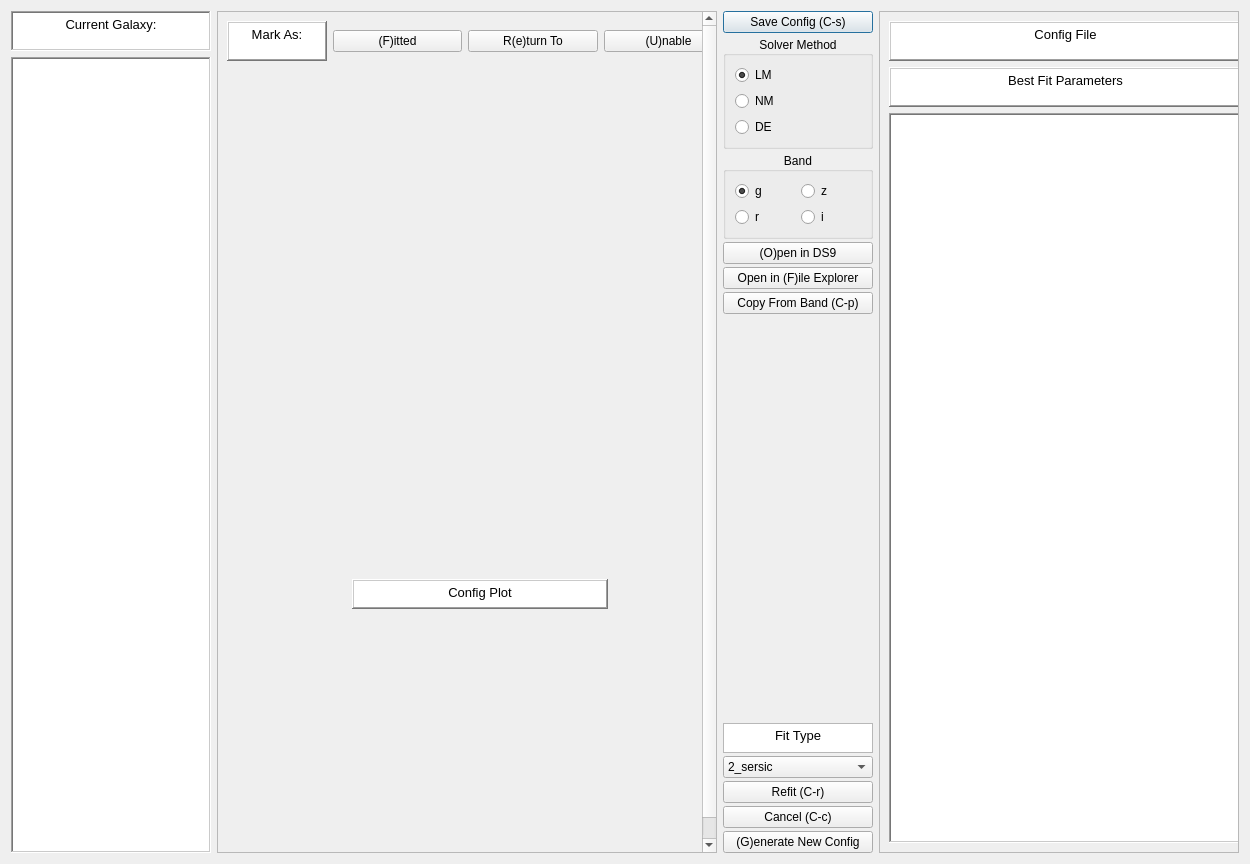
Before: the Qt Designer form GUI/fit_gui.ui in rpsmith4/photometric-decomp-analysis, drawn with Qt 5.
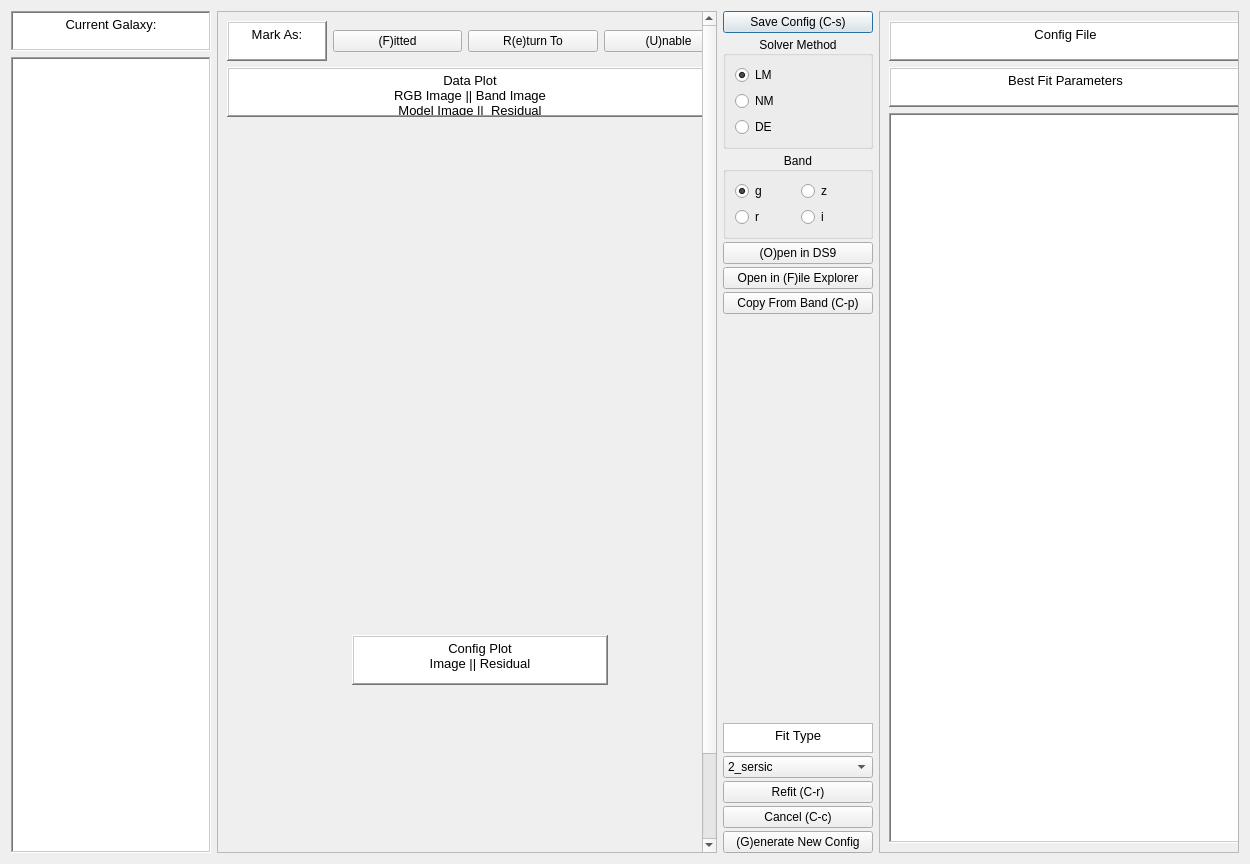
After: the same form once the commit is applied.

Commit message: Added some text above the plots

The edit to the form file:
```diff
--- a/GUI/fit_gui.ui
+++ b/GUI/fit_gui.ui
@@ -6,7 +6,7 @@
    <rect>
     <x>0</x>
     <y>0</y>
-    <width>1244</width>
+    <width>1250</width>
     <height>864</height>
    </rect>
   </property>
@@ -487,8 +487,8 @@
        <rect>
         <x>0</x>
         <y>0</y>
-        <width>522</width>
-        <height>864</height>
+        <width>528</width>
+        <height>946</height>
        </rect>
       </property>
       <layout class="QGridLayout" name="gridLayout_6">
@@ -563,38 +563,38 @@
            </item>
           </layout>
          </item>
+         <item>
+          <widget class="QTextBrowser" name="textBrowser_3">
+           <property name="maximumSize">
+            <size>
+             <width>500</width>
+             <height>50</height>
+            </size>
+           </property>
+           <property name="frameShape">
+            <enum>QFrame::Shape::WinPanel</enum>
+           </property>
+           <property name="frameShadow">
+            <enum>QFrame::Shadow::Raised</enum>
+           </property>
+           <property name="html">
+            <string>&lt;!DOCTYPE HTML PUBLIC &quot;-//W3C//DTD HTML 4.0//EN&quot; &quot;http://www.w3.org/TR/REC-html40/strict.dtd&quot;&gt;
+&lt;html&gt;&lt;head&gt;&lt;meta name=&quot;qrichtext&quot; content=&quot;1&quot; /&gt;&lt;meta charset=&quot;utf-8&quot; /&gt;&lt;style type=&quot;text/css&quot;&gt;
+p, li { white-space: pre-wrap; }
+hr { height: 1px; border-width: 0; }
+li.unchecked::marker { content: &quot;\2610&quot;; }
+li.checked::marker { content: &quot;\2612&quot;; }
+&lt;/style&gt;&lt;/head&gt;&lt;body style=&quot; font-family:'Noto Sans'; font-size:10pt; font-weight:400; font-style:normal;&quot;&gt;
+&lt;p align=&quot;center&quot; style=&quot; margin-top:0px; margin-bottom:0px; margin-left:0px; margin-right:0px; -qt-block-indent:0; text-indent:0px;&quot;&gt;Data Plot&lt;/p&gt;
+&lt;p align=&quot;center&quot; style=&quot; margin-top:0px; margin-bottom:0px; margin-left:0px; margin-right:0px; -qt-block-indent:0; text-indent:0px;&quot;&gt;RGB Image || Band Image&lt;/p&gt;
+&lt;p align=&quot;center&quot; style=&quot; margin-top:0px; margin-bottom:0px; margin-left:0px; margin-right:0px; -qt-block-indent:0; text-indent:0px;&quot;&gt;Model Image ||  Residual&lt;/p&gt;&lt;/body&gt;&lt;/html&gt;</string>
+           </property>
+          </widget>
+         </item>
          <item>
           <layout class="QGridLayout" name="gridLayout_3">
-           <item row="0" column="0">
-            <widget class="QLabel" name="galaxyjpg">
-             <property name="sizePolicy">
-              <sizepolicy hsizetype="Maximum" vsizetype="Maximum">
-               <horstretch>0</horstretch>
-               <verstretch>0</verstretch>
-              </sizepolicy>
-             </property>
-             <property name="minimumSize">
-              <size>
-               <width>250</width>
-               <height>250</height>
-              </size>
-             </property>
-             <property name="maximumSize">
-              <size>
-               <width>250</width>
-               <height>250</height>
-              </size>
-             </property>
-             <property name="text">
-              <string/>
-             </property>
-             <property name="scaledContents">
-              <bool>true</bool>
-             </property>
-            </widget>
-           </item>
            <item row="1" column="0">
-            <widget class="QLabel" name="galmodel">
+            <widget class="QLabel" name="galaxyjpg">
              <property name="sizePolicy">
               <sizepolicy hsizetype="Maximum" vsizetype="Maximum">
                <horstretch>0</horstretch>
@@ -621,7 +621,7 @@
              </property>
             </widget>
            </item>
-           <item row="0" column="1">
+           <item row="1" column="1">
             <widget class="QLabel" name="galimg">
              <property name="sizePolicy">
               <sizepolicy hsizetype="Expanding" vsizetype="Expanding">
@@ -649,7 +649,35 @@
              </property>
             </widget>
            </item>
-           <item row="1" column="1">
+           <item row="2" column="0">
+            <widget class="QLabel" name="galmodel">
+             <property name="sizePolicy">
+              <sizepolicy hsizetype="Maximum" vsizetype="Maximum">
+               <horstretch>0</horstretch>
+               <verstretch>0</verstretch>
+              </sizepolicy>
+             </property>
+             <property name="minimumSize">
+              <size>
+               <width>250</width>
+               <height>250</height>
+              </size>
+             </property>
+             <property name="maximumSize">
+              <size>
+               <width>250</width>
+               <height>250</height>
+              </size>
+             </property>
+             <property name="text">
+              <string/>
+             </property>
+             <property name="scaledContents">
+              <bool>true</bool>
+             </property>
+            </widget>
+           </item>
+           <item row="2" column="1">
             <widget class="QLabel" name="galresid">
              <property name="sizePolicy">
               <sizepolicy hsizetype="Maximum" vsizetype="Maximum">
@@ -684,7 +712,7 @@
            <property name="maximumSize">
             <size>
              <width>500</width>
-             <height>30</height>
+             <height>50</height>
             </size>
            </property>
            <property name="autoFillBackground">
@@ -707,7 +735,8 @@
 li.unchecked::marker { content: &quot;\2610&quot;; }
 li.checked::marker { content: &quot;\2612&quot;; }
 &lt;/style&gt;&lt;/head&gt;&lt;body style=&quot; font-family:'Noto Sans'; font-size:10pt; font-weight:400; font-style:normal;&quot;&gt;
-&lt;p align=&quot;center&quot; style=&quot; margin-top:0px; margin-bottom:0px; margin-left:0px; margin-right:0px; -qt-block-indent:0; text-indent:0px;&quot;&gt;Config Plot&lt;/p&gt;&lt;/body&gt;&lt;/html&gt;</string>
+&lt;p align=&quot;center&quot; style=&quot; margin-top:0px; margin-bottom:0px; margin-left:0px; margin-right:0px; -qt-block-indent:0; text-indent:0px;&quot;&gt;Config Plot&lt;/p&gt;
+&lt;p align=&quot;center&quot; style=&quot; margin-top:0px; margin-bottom:0px; margin-left:0px; margin-right:0px; -qt-block-indent:0; text-indent:0px;&quot;&gt;Image || Residual&lt;/p&gt;&lt;/body&gt;&lt;/html&gt;</string>
            </property>
           </widget>
          </item>
```
Left out of the diff: 4 changed lines with no effect on the pictures.
